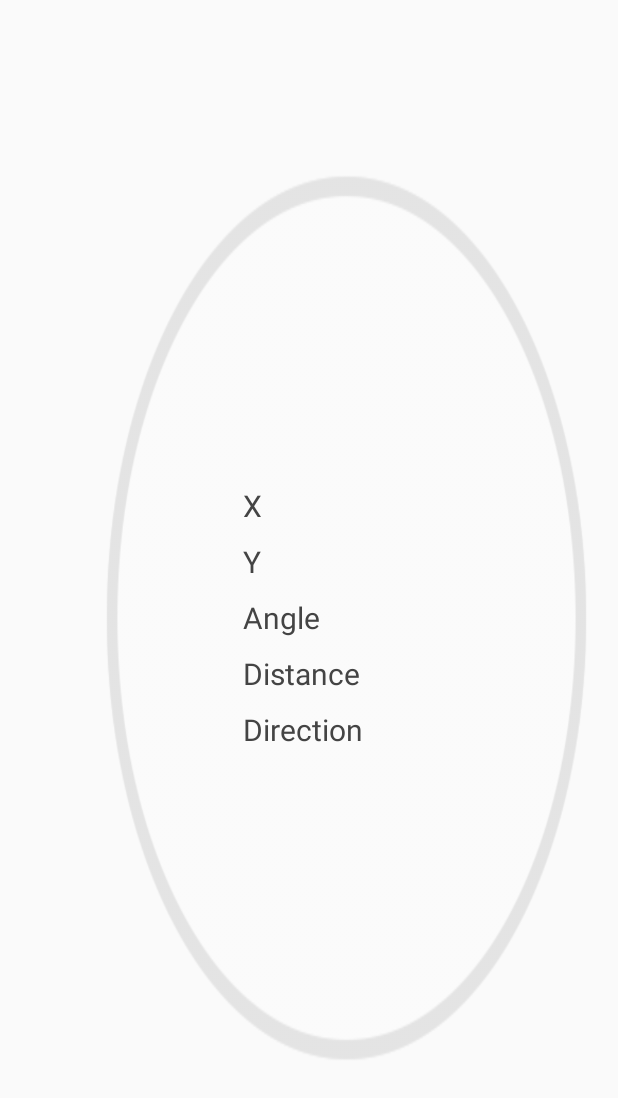
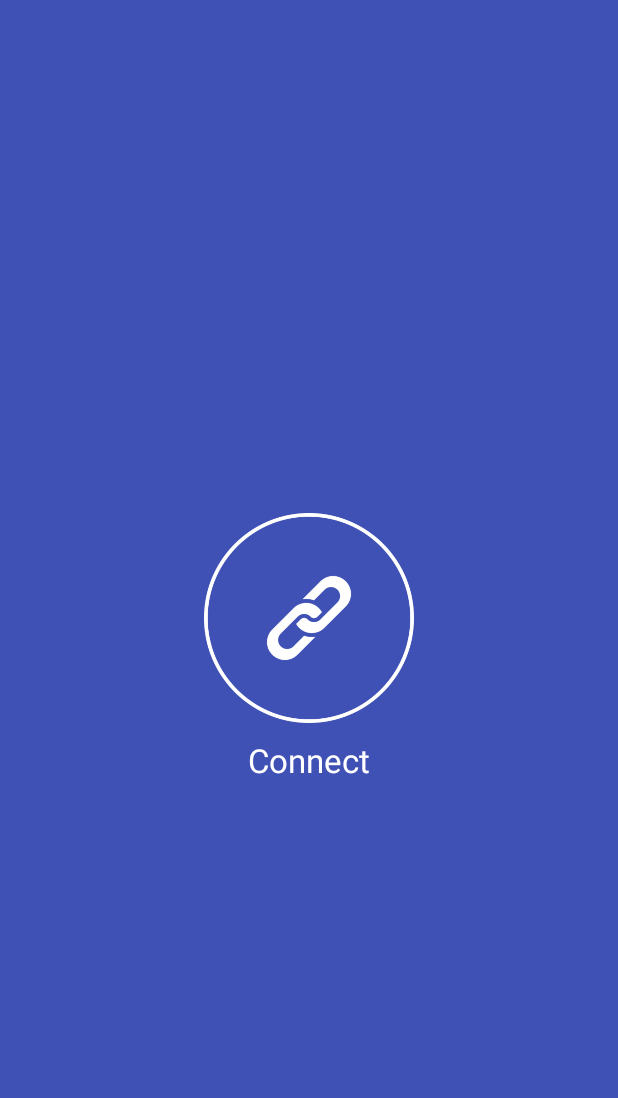
Before and after one commit to SonhnLab/ConstructionVehicle, an Android app: the screen it shows after launch (MainActivity before the commit, ConnectActivity after it), on a phone screen of 412 x 824 dp. Shown: the top 1098 px of the screen. Run offline under Robolectric (Android 15) with nearby library versions, the phone set to English and light mode, and no system bars.

Commit message:
Add Connect activity and fix Splash activity

```diff
--- a/app/src/main/java/com/sonhnlab/pc/constructionvehicle/App.java
+++ /dev/null
@@ -1,25 +0,0 @@
-package com.sonhnlab.pc.constructionvehicle;
-
-import android.app.Application;
-import android.os.SystemClock;
-
-import java.util.concurrent.TimeUnit;
-
-/**
- * Created by PC on 10/16/2016.
- */
-
-public class App extends Application {
-
-    //region Override method
-
-    @Override
-    public void onCreate() {
-        super.onCreate();
-
-        SystemClock.sleep(TimeUnit.SECONDS.toMillis(3));
-    }
-
-
-    //endregion
-}
--- /dev/null
+++ b/app/src/main/java/com/sonhnlab/pc/constructionvehicle/activities/ConnectActivity.java
@@ -0,0 +1,53 @@
+package com.sonhnlab.pc.constructionvehicle.activities;
+
+import android.content.Intent;
+import android.os.Bundle;
+import android.support.v7.app.AppCompatActivity;
+import android.view.View;
+import android.widget.ImageView;
+import android.widget.TextView;
+
+import com.sonhnlab.pc.constructionvehicle.R;
+
+public class ConnectActivity extends AppCompatActivity {
+
+    //region Properties
+
+    ImageView ivConnect;
+
+    TextView tvConnect;
+
+    //endregion
+
+    //region Override method
+
+    @Override
+    protected void onCreate(Bundle savedInstanceState) {
+        super.onCreate(savedInstanceState);
+        setContentView(R.layout.activity_connect);
+
+        ivConnect = (ImageView) findViewById(R.id.iv_connect);
+
+        tvConnect = (TextView) findViewById(R.id.tv_connect);
+
+        ivConnect.setOnClickListener(new View.OnClickListener() {
+            @Override
+            public void onClick(View view) {
+                Intent intent = new Intent(ConnectActivity.this, MainActivity.class);
+                startActivity(intent);
+                finish();
+            }
+        });
+
+        tvConnect.setOnClickListener(new View.OnClickListener() {
+            @Override
+            public void onClick(View view) {
+                Intent intent = new Intent(ConnectActivity.this, MainActivity.class);
+                startActivity(intent);
+                finish();
+            }
+        });
+    }
+
+    //endregion
+}
--- a/app/src/main/java/com/sonhnlab/pc/constructionvehicle/activities/MainActivity.java
+++ b/app/src/main/java/com/sonhnlab/pc/constructionvehicle/activities/MainActivity.java
@@ -1,7 +1,7 @@
 package com.sonhnlab.pc.constructionvehicle.activities;
 
-import android.app.Activity;
 import android.os.Bundle;
+import android.support.v7.app.AppCompatActivity;
 import android.view.MotionEvent;
 import android.view.View;
 import android.widget.RelativeLayout;
@@ -10,7 +10,7 @@ import android.widget.TextView;
 import com.sonhnlab.pc.constructionvehicle.R;
 import com.sonhnlab.pc.constructionvehicle.entities.Joystick;
 
-public class MainActivity extends Activity {
+public class MainActivity extends AppCompatActivity {
 
     RelativeLayout mLayout;
     Joystick mJoystick;
@@ -80,4 +80,8 @@ public class MainActivity extends Activity {
         });
     }
 
+    @Override
+    public void onBackPressed() {
+        super.onBackPressed();
+    }
 }
--- a/app/src/main/java/com/sonhnlab/pc/constructionvehicle/activities/SplashActivity.java
+++ b/app/src/main/java/com/sonhnlab/pc/constructionvehicle/activities/SplashActivity.java
@@ -1,17 +1,45 @@
 package com.sonhnlab.pc.constructionvehicle.activities;
 
 import android.content.Intent;
+import android.graphics.Typeface;
 import android.os.Bundle;
+import android.os.Handler;
 import android.support.v7.app.AppCompatActivity;
+import android.widget.TextView;
+
+import com.sonhnlab.pc.constructionvehicle.R;
 
 public class SplashActivity extends AppCompatActivity {
+
+    //region Properties
+
+    private static int SPLASH_TIME_OUT = 4000;
+
+    TextView tvSplash;
+
+    //endregion
+
+    //region Override method
 
     @Override
     protected void onCreate(Bundle savedInstanceState) {
         super.onCreate(savedInstanceState);
+        setContentView(R.layout.activity_splash);
 
-        Intent intent = new Intent(this, MainActivity.class);
-        startActivity(intent);
-        finish();
+        tvSplash = (TextView) findViewById(R.id.tv_splash);
+
+        Typeface Russell = Typeface.createFromAsset(getAssets(), "fonts/Russell Square.ttf");
+        tvSplash.setTypeface(Russell);
+
+        new Handler().postDelayed(new Runnable() {
+            @Override
+            public void run() {
+                Intent intent = new Intent(SplashActivity.this, ConnectActivity.class);
+                startActivity(intent);
+                finish();
+            }
+        }, SPLASH_TIME_OUT);
     }
+
+    //endregion
 }
--- a/app/src/main/res/drawable/background_splash.xml
+++ /dev/null
@@ -1,13 +0,0 @@
-<?xml version="1.0" encoding="utf-8"?>
-<layer-list xmlns:android="http://schemas.android.com/apk/res/android">
-
-    <item
-        android:drawable="@color/colorPrimary"/>
-
-    <item>
-        <bitmap
-            android:gravity="center"
-            android:src="@drawable/ic_splash"/>
-    </item>
-
-</layer-list>
--- /dev/null
+++ b/app/src/main/res/layout/activity_connect.xml
@@ -0,0 +1,33 @@
+<?xml version="1.0" encoding="utf-8"?>
+<RelativeLayout
+    xmlns:android="http://schemas.android.com/apk/res/android"
+    xmlns:tools="http://schemas.android.com/tools"
+    android:id="@+id/activity_connect"
+    android:layout_width="match_parent"
+    android:layout_height="match_parent"
+    android:paddingBottom="@dimen/activity_vertical_margin"
+    android:paddingLeft="@dimen/activity_horizontal_margin"
+    android:paddingRight="@dimen/activity_horizontal_margin"
+    android:background="@color/colorPrimary"
+    tools:context="com.sonhnlab.pc.constructionvehicle.activities.ConnectActivity">
+
+    <TextView
+        android:id="@+id/tv_connect"
+        android:layout_width="wrap_content"
+        android:layout_height="wrap_content"
+        android:layout_below="@+id/iv_connect"
+        android:layout_centerHorizontal="true"
+        android:text="Connect"
+        android:textColor="@android:color/white"
+        android:textSize="22sp"/>
+
+    <ImageView
+        android:id="@+id/iv_connect"
+        android:layout_width="160dp"
+        android:layout_height="160dp"
+        android:layout_centerInParent="true"
+        android:src="@drawable/ic_connect"
+        android:layout_below="@+id/tv_splash"
+        android:layout_centerHorizontal="true"/>
+
+</RelativeLayout>
--- a/app/src/main/res/values/styles.xml
+++ b/app/src/main/res/values/styles.xml
@@ -10,7 +10,8 @@
 
     <!-- Splash Theme-->
     <style name="SplashTheme" parent="Theme.AppCompat.NoActionBar">
-        <item name="android:windowBackground">@drawable/background_splash</item>"
+        <item name="windowActionBar">false</item>
+        <item name="windowNoTitle">true</item>
     </style>
 
 </resources>
```
Also changed, not shown: app/src/main/AndroidManifest.xml (+5 -3 lines), app/src/main/res/layout/activity_splash.xml (+21 -0 lines), app/src/main/assets/fonts/Russell Square.ttf (added), app/src/main/res/drawable-hdpi/ic_car.png (added), app/src/main/res/drawable-hdpi/ic_splash.png (deleted), app/src/main/res/drawable-xhdpi/ic_car.png (added), app/src/main/res/drawable-xhdpi/ic_splash.png (deleted), app/src/main/res/drawable-xxhdpi/ic_car.png (added), app/src/main/res/drawable-xxhdpi/ic_splash.png (deleted), app/src/main/res/drawable-xxxhdpi/ic_car.png (added), app/src/main/res/drawable-xxxhdpi/ic_splash.png (deleted), app/src/main/res/drawable/ic_connect.png (added).
